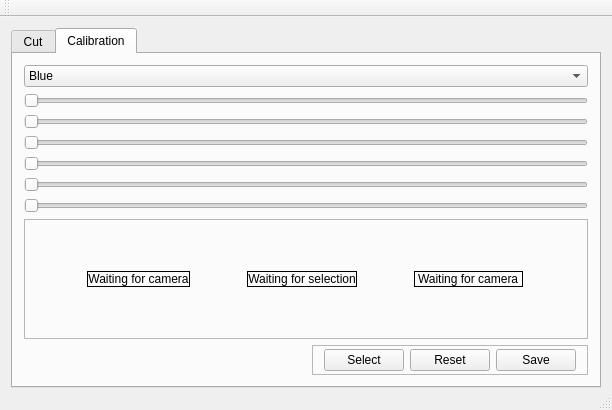
Before: the Qt Designer form mainwindow.ui in quique0194/UmayuxVsss, drawn with Qt 5.
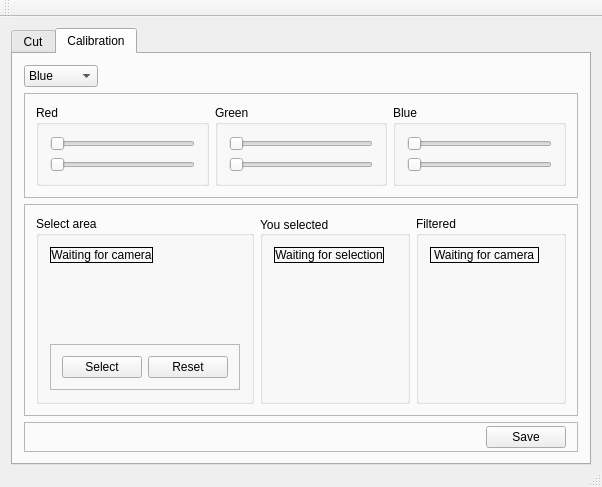
After: the same form once the commit is applied. The open tabs and pages were chosen to show the change. Custom widgets are drawn as their Qt base class.

The edit to the form file:
```diff
--- a/mainwindow.ui
+++ b/mainwindow.ui
@@ -6,8 +6,8 @@
    <rect>
     <x>0</x>
     <y>0</y>
-    <width>612</width>
-    <height>410</height>
+    <width>602</width>
+    <height>487</height>
    </rect>
   </property>
   <property name="baseSize">
@@ -158,6 +158,12 @@
        <layout class="QVBoxLayout" name="verticalLayout_3">
         <item>
          <widget class="QComboBox" name="currentCalibColor">
+          <property name="sizePolicy">
+           <sizepolicy hsizetype="Fixed" vsizetype="Fixed">
+            <horstretch>0</horstretch>
+            <verstretch>0</verstretch>
+           </sizepolicy>
+          </property>
           <item>
            <property name="text">
             <string>Blue</string>
@@ -191,6 +197,21 @@
          </widget>
         </item>
         <item>
+         <widget class="QFrame" name="frame_5">
+          <property name="frameShape">
+           <enum>QFrame::StyledPanel</enum>
+          </property>
+          <property name="frameShadow">
+           <enum>QFrame::Raised</enum>
+          </property>
+          <layout class="QHBoxLayout" name="horizontalLayout_5">
+           <item>
+            <widget class="QGroupBox" name="groupBox">
+             <property name="title">
+              <string>Red</string>
+             </property>
+             <layout class="QVBoxLayout" name="verticalLayout_4">
+              <item>
          <widget class="QSlider" name="slider0">
           <property name="maximum">
            <number>255</number>
@@ -210,6 +231,18 @@
           </property>
          </widget>
         </item>
+             </layout>
+             <zorder>slider0</zorder>
+             <zorder>slider0</zorder>
+             <zorder>slider1</zorder>
+            </widget>
+           </item>
+           <item>
+            <widget class="QGroupBox" name="groupBox_2">
+             <property name="title">
+              <string>Green</string>
+             </property>
+             <layout class="QVBoxLayout" name="verticalLayout_5">
         <item>
          <widget class="QSlider" name="slider2">
           <property name="maximum">
@@ -230,6 +263,19 @@
           </property>
          </widget>
         </item>
+             </layout>
+             <zorder>groupBox</zorder>
+             <zorder>groupBox</zorder>
+             <zorder>slider2</zorder>
+             <zorder>slider3</zorder>
+            </widget>
+           </item>
+           <item>
+            <widget class="QGroupBox" name="groupBox_3">
+             <property name="title">
+              <string>Blue</string>
+             </property>
+             <layout class="QVBoxLayout" name="verticalLayout_6">
         <item>
          <widget class="QSlider" name="slider4">
           <property name="maximum">
@@ -250,6 +296,12 @@
           </property>
          </widget>
         </item>
+             </layout>
+            </widget>
+           </item>
+          </layout>
+         </widget>
+        </item>
         <item>
          <widget class="QFrame" name="frame_3">
           <property name="frameShape">
@@ -260,6 +312,12 @@
           </property>
           <layout class="QHBoxLayout" name="horizontalLayout_4">
            <item>
+            <widget class="QGroupBox" name="groupBox_4">
+             <property name="title">
+              <string>Select area</string>
+             </property>
+             <layout class="QVBoxLayout" name="verticalLayout_7">
+              <item>
             <widget class="SelectAreaVideoWidget" name="selectArea">
              <property name="sizePolicy">
               <sizepolicy hsizetype="Fixed" vsizetype="Fixed">
@@ -285,6 +343,75 @@
             </widget>
            </item>
            <item>
+               <spacer name="verticalSpacer_2">
+                <property name="orientation">
+                 <enum>Qt::Vertical</enum>
+                </property>
+                <property name="sizeHint" stdset="0">
+                 <size>
+                  <width>20</width>
+                  <height>40</height>
+                 </size>
+                </property>
+               </spacer>
+              </item>
+              <item>
+               <widget class="QFrame" name="frame_6">
+                <property name="sizePolicy">
+                 <sizepolicy hsizetype="Fixed" vsizetype="Fixed">
+                  <horstretch>0</horstretch>
+                  <verstretch>0</verstretch>
+                 </sizepolicy>
+                </property>
+                <property name="frameShape">
+                 <enum>QFrame::StyledPanel</enum>
+                </property>
+                <property name="frameShadow">
+                 <enum>QFrame::Raised</enum>
+                </property>
+                <layout class="QHBoxLayout" name="horizontalLayout_6">
+                 <item>
+                  <widget class="QPushButton" name="selectAreaBtn">
+                   <property name="sizePolicy">
+                    <sizepolicy hsizetype="Fixed" vsizetype="Fixed">
+                     <horstretch>0</horstretch>
+                     <verstretch>0</verstretch>
+                    </sizepolicy>
+                   </property>
+                   <property name="text">
+                    <string>Select</string>
+                   </property>
+                  </widget>
+                 </item>
+                 <item>
+                  <widget class="QPushButton" name="resetAreaBtn">
+                   <property name="sizePolicy">
+                    <sizepolicy hsizetype="Fixed" vsizetype="Fixed">
+                     <horstretch>0</horstretch>
+                     <verstretch>0</verstretch>
+                    </sizepolicy>
+                   </property>
+                   <property name="text">
+                    <string>Reset</string>
+                   </property>
+                  </widget>
+                 </item>
+                </layout>
+               </widget>
+              </item>
+             </layout>
+            </widget>
+           </item>
+           <item>
+            <widget class="QGroupBox" name="groupBox_5">
+             <property name="title">
+              <string>You selected</string>
+             </property>
+             <property name="alignment">
+              <set>Qt::AlignLeading|Qt::AlignLeft|Qt::AlignVCenter</set>
+             </property>
+             <layout class="QVBoxLayout" name="verticalLayout_8">
+              <item>
             <widget class="ShowImageWidget" name="showFiltered">
              <property name="sizePolicy">
               <sizepolicy hsizetype="Fixed" vsizetype="Fixed">
@@ -310,6 +437,28 @@
             </widget>
            </item>
            <item>
+               <spacer name="verticalSpacer_3">
+                <property name="orientation">
+                 <enum>Qt::Vertical</enum>
+                </property>
+                <property name="sizeHint" stdset="0">
+                 <size>
+                  <width>20</width>
+                  <height>40</height>
+                 </size>
+                </property>
+               </spacer>
+              </item>
+             </layout>
+            </widget>
+           </item>
+           <item>
+            <widget class="QGroupBox" name="groupBox_6">
+             <property name="title">
+              <string>Filtered</string>
+             </property>
+             <layout class="QVBoxLayout" name="verticalLayout_9">
+              <item>
             <widget class="ShowInRangeWidget" name="showBinarized">
              <property name="sizePolicy">
               <sizepolicy hsizetype="Fixed" vsizetype="Fixed">
@@ -331,13 +480,29 @@
              </property>
             </widget>
            </item>
+              <item>
+               <spacer name="verticalSpacer_4">
+                <property name="orientation">
+                 <enum>Qt::Vertical</enum>
+                </property>
+                <property name="sizeHint" stdset="0">
+                 <size>
+                  <width>20</width>
+                  <height>40</height>
+                 </size>
+                </property>
+               </spacer>
+              </item>
+             </layout>
+            </widget>
+           </item>
           </layout>
          </widget>
         </item>
         <item>
          <widget class="QFrame" name="frame_4">
           <property name="sizePolicy">
-           <sizepolicy hsizetype="Fixed" vsizetype="Fixed">
+           <sizepolicy hsizetype="Preferred" vsizetype="Preferred">
             <horstretch>0</horstretch>
             <verstretch>0</verstretch>
            </sizepolicy>
@@ -360,24 +525,29 @@
            </property>
            <item>
             <widget class="QPushButton" name="saveCalibBtn">
+             <property name="sizePolicy">
+              <sizepolicy hsizetype="Fixed" vsizetype="Fixed">
+               <horstretch>0</horstretch>
+               <verstretch>0</verstretch>
+              </sizepolicy>
+             </property>
              <property name="text">
               <string>Save</string>
              </property>
             </widget>
            </item>
            <item>
-            <widget class="QPushButton" name="resetAreaBtn">
-             <property name="text">
-              <string>Reset</string>
+            <spacer name="horizontalSpacer_2">
+             <property name="orientation">
+              <enum>Qt::Horizontal</enum>
              </property>
-            </widget>
-           </item>
-           <item>
-            <widget class="QPushButton" name="selectAreaBtn">
-             <property name="text">
-              <string>Select</string>
+             <property name="sizeHint" stdset="0">
+              <size>
+               <width>40</width>
+               <height>20</height>
+              </size>
              </property>
-            </widget>
+            </spacer>
            </item>
           </layout>
          </widget>
```
Left out of the diff: 4 changed lines with no effect on the pictures. Lines whose indentation alone changed are shown as unchanged.
